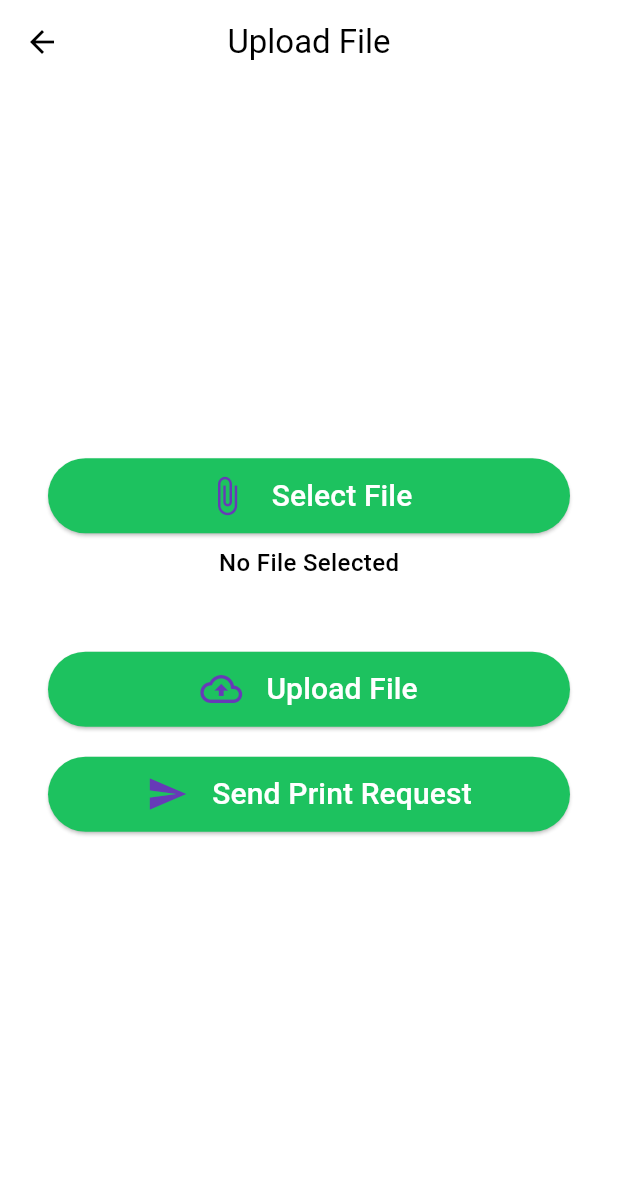
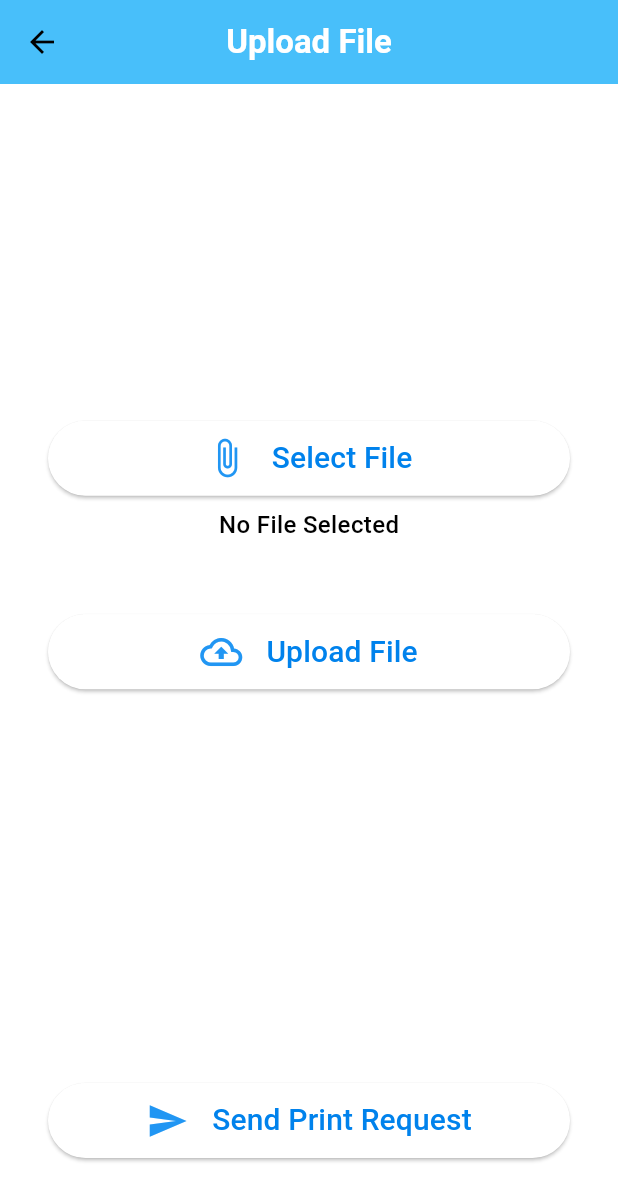
Before and after one commit to Arnav-Sangle/SEPM-InstaPrint-Project, a Flutter app: the UploadPage screen opened by its route, on a phone screen of 412 x 824 dp. Shown: the top 1201 px of the screen. Run offline on Flutter 3.47's test engine with Material 3 defaults, Android fonts, the light colour scheme and no system bars; our stand-ins replace file_picker, firebase_auth, firebase_core, firebase_storage, flutter_map, latlong2; accounts and stored records are empty.

Commit message:
"send print request" buttton redirect success, changed color scheme to blue

```diff
--- a/lib/components/button_widget.dart
+++ b/lib/components/button_widget.dart
@@ -15,7 +15,7 @@ class ButtonWidget extends StatelessWidget {
   @override
   Widget build(BuildContext context) => ElevatedButton(
         style: ElevatedButton.styleFrom(
-          backgroundColor: Color.fromRGBO(29, 194, 95, 1),
+          backgroundColor: Color.fromRGBO(255, 255, 255, 1.0),
           minimumSize: Size.fromHeight(50),
         ),
         child: buildContent(),
@@ -29,7 +29,10 @@ class ButtonWidget extends StatelessWidget {
           SizedBox(width: 16),
           Text(
             text,
-            style: TextStyle(fontSize: 20, color: Colors.white),
+            style: TextStyle(
+                fontSize: 20,
+                color: Color.fromRGBO(0, 130, 236, 1.0)
+            ),
           ),
         ],
       );
--- a/lib/pages/login_page.dart
+++ b/lib/pages/login_page.dart
@@ -49,7 +49,7 @@ class _LoginPageState extends State<LoginPage> {
             child: Column(
               mainAxisAlignment: MainAxisAlignment.center,
               children: [
-                const SizedBox(height: 50),
+                const SizedBox(height: 30),
                 // Custom Image Logo
                 Image.asset(
                   'assets/images/instaPrintLogo.png',
--- a/lib/pages/upload_document_page.dart
+++ b/lib/pages/upload_document_page.dart
@@ -3,8 +3,8 @@ import 'package:file_picker/file_picker.dart';
 import 'package:firebase_storage/firebase_storage.dart';
 import 'package:flutter/material.dart';
 import 'package:path/path.dart';
-import '../components/button_widget.dart';
-import '../api/firebase_api.dart';
+import 'package:insta_print_app/components/button_widget.dart';
+import 'package:insta_print_app/api/firebase_api.dart';
 
 class UploadPage extends StatefulWidget {
   @override
@@ -21,11 +21,21 @@ class _UploadPageState extends State<UploadPage> {
 
     return Scaffold(
       appBar: AppBar(
-        title: Text('Upload File'),
+        title: Text(
+          'Upload File',
+          style: TextStyle(
+            color: Colors.white, // Set text color to white
+            fontWeight: FontWeight.bold, // Set text font weight to bold
+          ),
+        ),
+        backgroundColor: Color.fromRGBO(72, 191, 250, 1.0),
         centerTitle: true,
       ),
       body: Container(
         padding: EdgeInsets.all(32),
+        child: Column(
+          children: [
+            Expanded(
               child: Center(
                 child: Column(
                   mainAxisAlignment: MainAxisAlignment.center,
@@ -48,15 +58,20 @@ class _UploadPageState extends State<UploadPage> {
                     ),
                     SizedBox(height: 20),
                     task != null ? buildUploadStatus(task!) : Container(),
+                    const SizedBox(height: 50),
+                  ],
+                ),
+              ),
+            ),
             ButtonWidget(
               text: 'Send Print Request',
               icon: Icons.send,
-                onClicked: navigateToRequestHistory,
+              onClicked: () {
+                Navigator.pushNamed(context, '/requestHistory');
+              },
             ),
             SizedBox(height: 20),
-              task != null ? buildUploadStatus(task!) : Container(),
           ],
-          ),
         ),
       ),
     );
@@ -88,10 +103,6 @@ class _UploadPageState extends State<UploadPage> {
     print('Download-Link: $urlDownload');
   }
 
-  void navigateToRequestHistory() {
-    Navigator.pushNamed(context, '/requestHistory');
-  }
-
   Widget buildUploadStatus(UploadTask task) => StreamBuilder<TaskSnapshot>(
     stream: task.snapshotEvents,
     builder: (context, snapshot) {
```
Also changed, not shown: lib/components/default_button.dart (+6 -5 lines), lib/main.dart (+14 -2 lines), lib/pages/home_page.dart (+9 -1 lines), lib/pages/shop_selection_page.dart (+9 -1 lines). Lines whose indentation alone changed are shown as unchanged.
